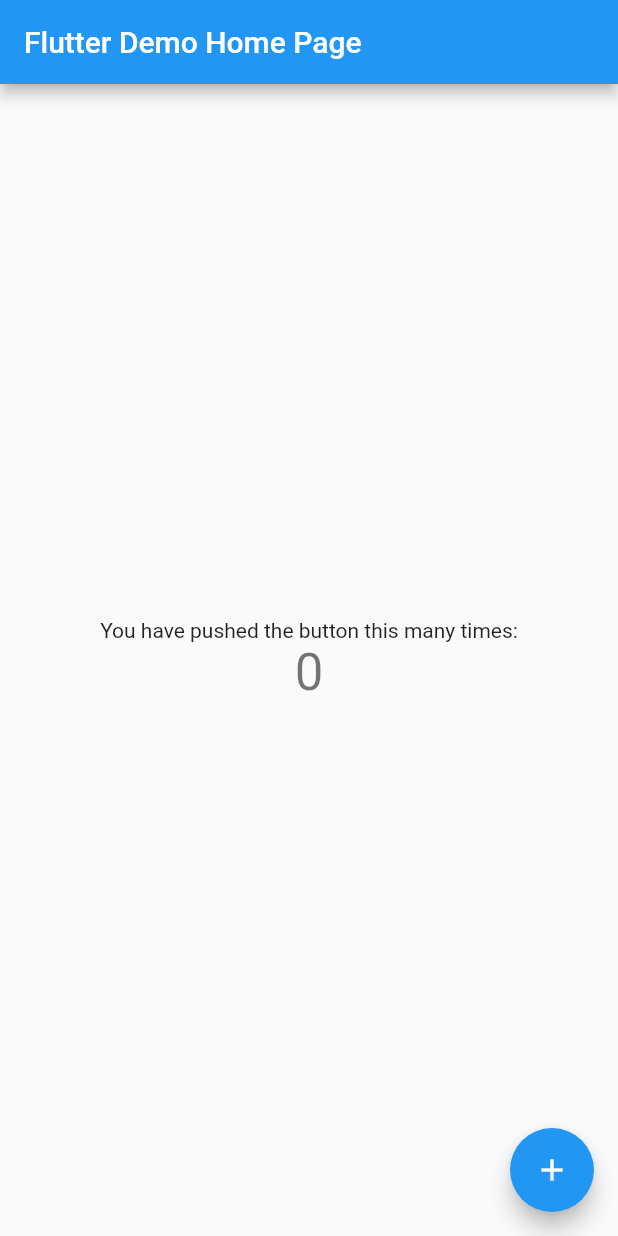
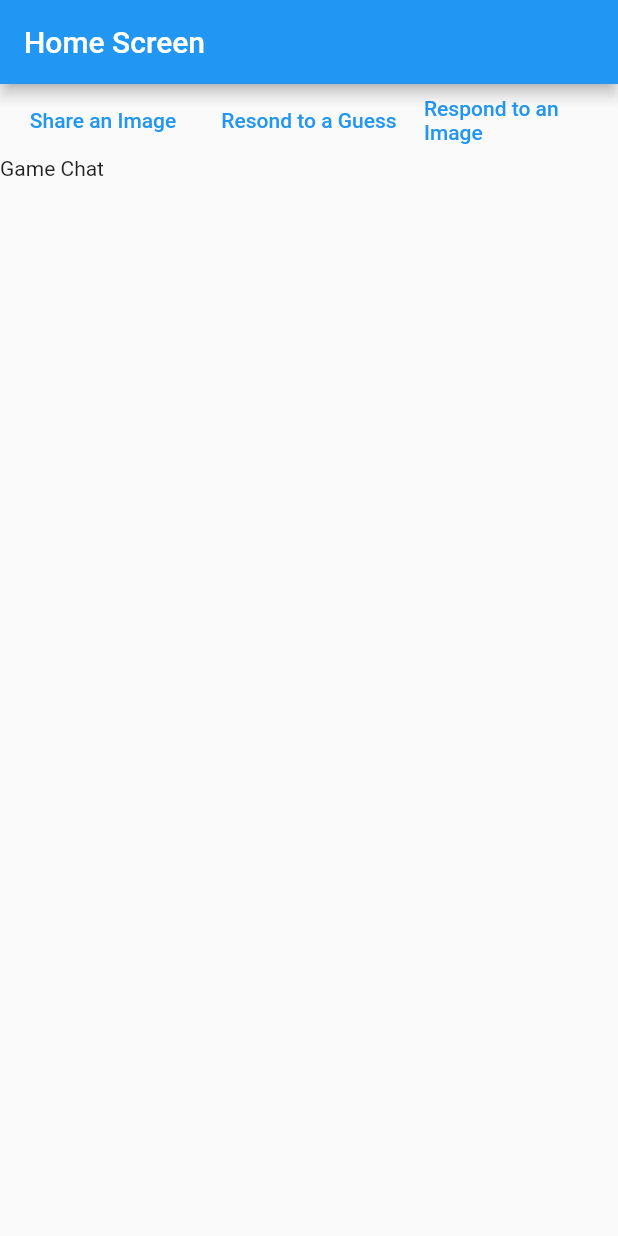
Before and after one commit to Alexandria213/Network-Effect, a Flutter app: the screen it shows after launch, on a phone screen of 412 x 824 dp. Run offline on Flutter 3.47's test engine with Material 2 defaults, Android fonts, the light colour scheme and no system bars.

Commit message:
Home screen Created
Home screen visualized, removed home page code from main.dart

```diff
--- a/ispy_game/lib/home_screen.dart
+++ b/ispy_game/lib/home_screen.dart
@@ -0,0 +1,28 @@
+import 'package:flutter/material.dart';
+import 'package:ispy_game/main.dart';
+
+class HomeScreen extends StatefulWidget {
+  const HomeScreen({super.key});
+
+  @override
+  State<HomeScreen> createState() => _HomeScreenState();
+}
+
+class _HomeScreenState extends State<HomeScreen> {
+  @override
+  Widget build(BuildContext context) {
+    return Scaffold(
+      appBar: AppBar(
+        title: const Text("Home Screen"),
+      ),
+      body: Column(children:[Row(
+        children: [Expanded(child: TextButton(onPressed: (){}, child: const Text("Share an Image"))),
+        Expanded(child: TextButton(onPressed: (){}, child: const Text("Resond to a Guess"))),
+        Expanded(child: TextButton(onPressed: (){}, child: const Text("Respond to an Image")))
+        ]),
+        Row(children:[Center(child: Text("Game Chat"))])]
+        )
+        //Game chat,
+    );
+  }
+}
--- a/ispy_game/lib/main.dart
+++ b/ispy_game/lib/main.dart
@@ -1,7 +1,8 @@
 import 'package:flutter/material.dart';
+import 'package:ispy_game/home_screen.dart';
 
 void main() {
-  runApp(const EyeSpy());
+  runApp(EyeSpy());
 }
 
 class EyeSpy extends StatelessWidget {
@@ -11,7 +12,7 @@
   @override
   Widget build(BuildContext context) {
     return MaterialApp(
-      title: 'Flutter Demo',
+      title: 'Eye Spy',
       theme: ThemeData(
         // This is the theme of your application.
         //
@@ -24,92 +25,7 @@
         // is not restarted.
         primarySwatch: Colors.blue,
       ),
-      home: const MyHomePage(title: 'Flutter Demo Home Page'),
+      home: const HomeScreen(),
     );
   }
 }
-
-class MyHomePage extends StatefulWidget {
-  const MyHomePage({super.key, required this.title});
-
-  // This widget is the home page of your application. It is stateful, meaning
-  // that it has a State object (defined below) that contains fields that affect
-  // how it looks.
-
-  // This class is the configuration for the state. It holds the values (in this
-  // case the title) provided by the parent (in this case the App widget) and
-  // used by the build method of the State. Fields in a Widget subclass are
-  // always marked "final".
-
-  final String title;
-
-  @override
-  State<MyHomePage> createState() => _MyHomePageState();
-}
-
-class _MyHomePageState extends State<MyHomePage> {
-  int _counter = 0;
-
-  void _incrementCounter() {
-    setState(() {
-      // This call to setState tells the Flutter framework that something has
-      // changed in this State, which causes it to rerun the build method below
-      // so that the display can reflect the updated values. If we changed
-      // _counter without calling setState(), then the build method would not be
-      // called again, and so nothing would appear to happen.
-      _counter++;
-    });
-  }
-
-  @override
-  Widget build(BuildContext context) {
-    // This method is rerun every time setState is called, for instance as done
-    // by the _incrementCounter method above.
-    //
-    // The Flutter framework has been optimized to make rerunning build methods
-    // fast, so that you can just rebuild anything that needs updating rather
-    // than having to individually change instances of widgets.
-    return Scaffold(
-      appBar: AppBar(
-        // Here we take the value from the MyHomePage object that was created by
-        // the App.build method, and use it to set our appbar title.
-        title: Text(widget.title),
-      ),
-      body: Center(
-        // Center is a layout widget. It takes a single child and positions it
-        // in the middle of the parent.
-        child: Column(
-          // Column is also a layout widget. It takes a list of children and
-          // arranges them vertically. By default, it sizes itself to fit its
-          // children horizontally, and tries to be as tall as its parent.
-          //
-          // Invoke "debug painting" (press "p" in the console, choose the
-          // "Toggle Debug Paint" action from the Flutter Inspector in Android
-          // Studio, or the "Toggle Debug Paint" command in Visual Studio Code)
-          // to see the wireframe for each widget.
-          //
-          // Column has various properties to control how it sizes itself and
-          // how it positions its children. Here we use mainAxisAlignment to
-          // center the children vertically; the main axis here is the vertical
-          // axis because Columns are vertical (the cross axis would be
-          // horizontal).
-          mainAxisAlignment: MainAxisAlignment.center,
-          children: <Widget>[
-            const Text(
-              'You have pushed the button this many times:',
-            ),
-            Text(
-              '$_counter',
-              style: Theme.of(context).textTheme.headline4,
-            ),
-          ],
-        ),
-      ),
-      floatingActionButton: FloatingActionButton(
-        onPressed: _incrementCounter,
-        tooltip: 'Increment',
-        child: const Icon(Icons.add),
-      ), // This trailing comma makes auto-formatting nicer for build methods.
-    );
-  }
-}
```
